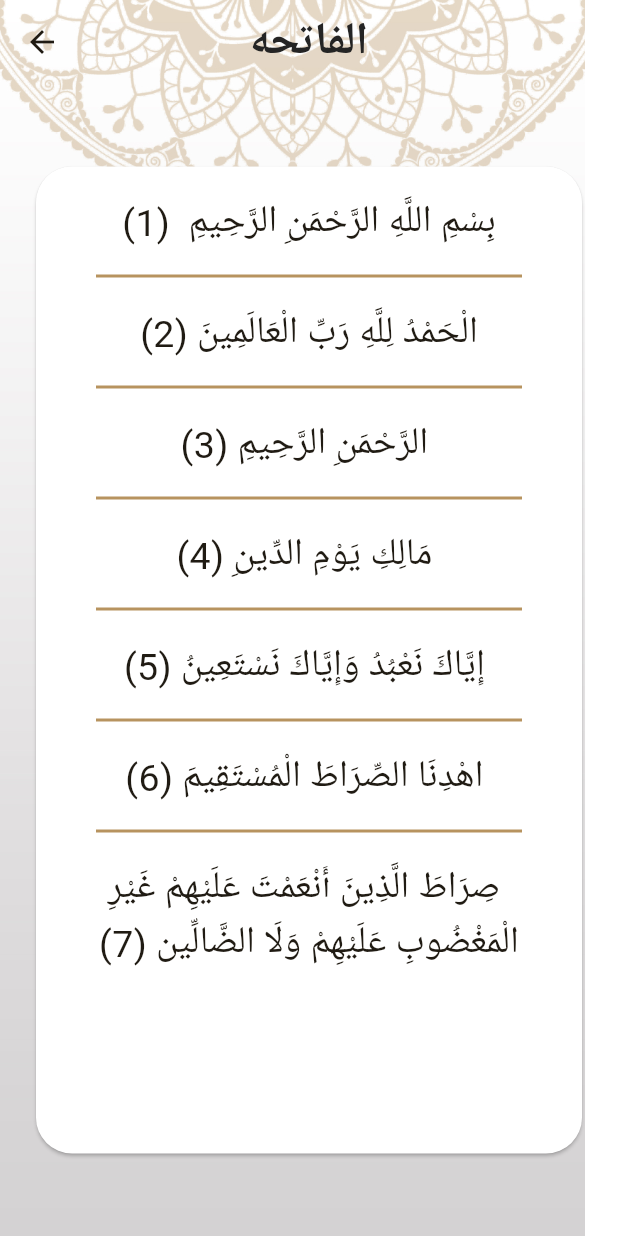
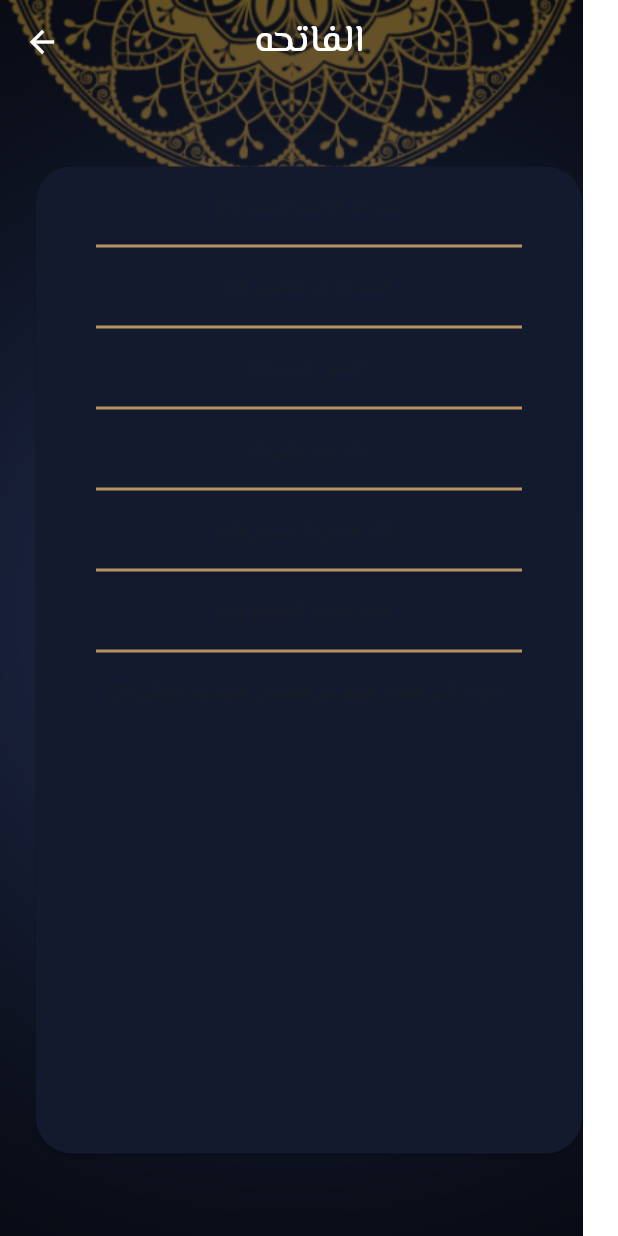
Before and after one commit to AbdulrahmanReda7/islami_app, a Flutter app: the screen it shows after launch, after a tap on "الفاتحه", on a phone screen of 412 x 824 dp. Run offline on Flutter 3.47's test engine with Material 3 defaults, Android fonts, the phone set to English and light mode, and no system bars.

Commit message:
feat: apply dark theme

```diff
--- a/lib/core/theme/my_theme.dart
+++ b/lib/core/theme/my_theme.dart
@@ -2,8 +2,40 @@
 
 class MyThemeData {
   static const Color lightPrimary = Color(0xFFB7935F);
+  static const Color darkPrimary = Color(0xFF141A2E);
+  static const Color darkSecondary = Color(0xFFFACC1D);
+  static const bool isDark = true;
+
   static final ThemeData lightTheme = ThemeData(
+    cardColor: Colors.white,
+    textTheme: const TextTheme(
+      titleSmall: TextStyle(
+        fontSize: 25,
+        fontWeight: FontWeight.w500,
+        fontFamily: "elmessiri",
+        color: Colors.black,
+      ),
+      titleMedium: TextStyle(
+        fontSize: 30,
+        fontWeight: FontWeight.bold,
+        fontFamily: "elmessiri",
+        color: Colors.black,
+      ),
+      bodyMedium: TextStyle(
+        fontSize: 20,
+        fontWeight: FontWeight.w500,
+        fontFamily: "elmessiri",
+        color: Colors.black,
+      ),
+      bodyLarge: TextStyle(
+        fontSize: 30,
+        fontWeight: FontWeight.bold,
+        fontFamily: "elmessiri",
+        color: Colors.black,
+      ),
+    ),
     bottomNavigationBarTheme: const BottomNavigationBarThemeData(
+      backgroundColor: lightPrimary,
       selectedItemColor: Color(0xFF242424),
       unselectedItemColor: Color(0xFFF8F8F8),
       selectedIconTheme: IconThemeData(
@@ -12,6 +44,9 @@
     ),
     scaffoldBackgroundColor: Colors.transparent,
     appBarTheme: const AppBarTheme(
+      iconTheme: IconThemeData(
+        color: Colors.black,
+      ),
       backgroundColor: Colors.transparent,
       centerTitle: true,
       elevation: 0,
@@ -31,4 +66,62 @@
       ),
     ),
   );
+  static final ThemeData darkTheme = ThemeData(
+    cardColor: darkPrimary,
+    textTheme: const TextTheme(
+      titleSmall: TextStyle(
+        fontSize: 25,
+        fontWeight: FontWeight.w500,
+        fontFamily: "elmessiri",
+        color: Colors.white,
+      ),
+      titleMedium: TextStyle(
+        fontSize: 30,
+        fontWeight: FontWeight.bold,
+        fontFamily: "elmessiri",
+        color: Colors.white,
+      ),
+      bodyMedium: TextStyle(
+        fontSize: 20,
+        fontWeight: FontWeight.w500,
+        fontFamily: "elmessiri",
+        color: Colors.white,
+      ),
+      bodyLarge: TextStyle(
+        fontSize: 30,
+        fontWeight: FontWeight.bold,
+        fontFamily: "elmessiri",
+        color: Colors.white,
+      ),
+    ),
+    bottomNavigationBarTheme: const BottomNavigationBarThemeData(
+      backgroundColor: darkPrimary,
+      selectedItemColor: darkSecondary,
+      unselectedItemColor: Colors.white,
+      selectedIconTheme: IconThemeData(
+        size: 32,
+      ),
+    ),
+    scaffoldBackgroundColor: Colors.transparent,
+    appBarTheme: const AppBarTheme(
+      iconTheme: IconThemeData(
+        color: Colors.white,
+      ),
+      backgroundColor: Colors.transparent,
+      centerTitle: true,
+      elevation: 0,
+      titleTextStyle: TextStyle(
+        fontSize: 30,
+        color: Colors.white,
+        fontWeight: FontWeight.w700,
+      ),
+    ),
+    colorScheme: ColorScheme.fromSeed(
+      primary: darkPrimary,
+      onPrimary: Colors.white,
+      secondary: darkSecondary,
+      onSecondary: const Color(0xFF242424),
+      seedColor: darkPrimary,
+    ),
+  );
 }
--- a/lib/core/widgets/bottomnavitem.dart
+++ b/lib/core/widgets/bottomnavitem.dart
@@ -1,17 +1,17 @@
 import 'package:flutter/material.dart';
-import 'package:islami_app/core/theme/my_theme.dart';
 
 class BottomNavItem extends BottomNavigationBarItem {
   BottomNavItem(
     String title,
     String iconPath,
+    Color backgroundColor,
   ) : super(
-          icon: ImageIcon(
+    icon: ImageIcon(
             AssetImage(
               iconPath,
             ),
           ),
           label: title,
-          backgroundColor: MyThemeData.lightPrimary,
+          backgroundColor: backgroundColor,
         );
 }
--- a/lib/core/widgets/default_screen.dart
+++ b/lib/core/widgets/default_screen.dart
@@ -1,16 +1,18 @@
 import 'package:flutter/material.dart';
+import 'package:islami_app/core/theme/my_theme.dart';
 
 class DefaultScreen extends StatelessWidget {
   Widget body;
 
-  DefaultScreen({required this.body});
+  DefaultScreen({super.key, required this.body});
 
   @override
   Widget build(BuildContext context) {
+    bool isDark = MyThemeData.isDark;
     return Stack(
       children: [
         Image.asset(
-          "assets/images/main_bg.jpg",
+          isDark ? "assets/images/dark_bg.png" : "assets/images/main_bg.jpg",
           fit: BoxFit.fill,
         ),
         body,
--- a/lib/main.dart
+++ b/lib/main.dart
@@ -25,6 +25,8 @@
         SuraDetails.routeName: (_) => SuraDetails(),
         HadethDetails.routeName: (_) => HadethDetails(),
       },
+      darkTheme: MyThemeData.darkTheme,
+      themeMode: ThemeMode.dark,
     );
   }
 }
--- a/lib/ui/home/hadeth/hadeth_details.dart
+++ b/lib/ui/home/hadeth/hadeth_details.dart
@@ -20,7 +20,7 @@
           ),
         ),
         body: Card(
-          color: Colors.white,
+          color: Theme.of(context).cardColor,
           shape: RoundedRectangleBorder(
             borderRadius: BorderRadius.circular(
               24,
@@ -36,9 +36,7 @@
                     child: Text(
                       textAlign: TextAlign.center,
                       hadethData.content,
-                      style: const TextStyle(
-                        fontSize: 20,
-                      ),
+                      style: Theme.of(context).textTheme.bodySmall,
                     ),
                   ),
                 ),
--- a/lib/ui/home/hadeth/hadeth_tab.dart
+++ b/lib/ui/home/hadeth/hadeth_tab.dart
@@ -37,12 +37,9 @@
           const SizedBox(
             height: 5,
           ),
-          const Text(
+           Text(
             "Ahadeth",
-            style: TextStyle(
-              fontWeight: FontWeight.w600,
-              fontSize: 25,
-            ),
+            style: Theme.of(context).textTheme.titleMedium,
           ),
           const SizedBox(
             height: 5,
--- a/lib/ui/home/hadeth/hadeth_title.dart
+++ b/lib/ui/home/hadeth/hadeth_title.dart
@@ -23,10 +23,7 @@
         child: Text(
           textAlign: TextAlign.center,
           hadethData.title,
-          style: const TextStyle(
-            fontWeight: FontWeight.w400,
-            fontSize: 25,
-          ),
+          style: Theme.of(context).textTheme.bodyMedium,
         ),
       ),
     );
--- a/lib/ui/home/home_screen.dart
+++ b/lib/ui/home/home_screen.dart
@@ -28,8 +28,9 @@
     return DefaultScreen(
       body: Scaffold(
         appBar: AppBar(
-          title: const Text(
+          title: Text(
             "Islami",
+            style: Theme.of(context).textTheme.titleMedium,
           ),
         ),
         bottomNavigationBar: BottomNavigationBar(
@@ -43,18 +44,22 @@
             BottomNavItem(
               "Quran",
               "assets/images/quran_icn.png",
+              Theme.of(context).colorScheme.primary,
             ),
             BottomNavItem(
               "Hadeth",
               "assets/images/hadeth_icn.png",
+              Theme.of(context).colorScheme.primary,
             ),
             BottomNavItem(
               "Sebha",
               "assets/images/sebha_icn.png",
+              Theme.of(context).colorScheme.primary,
             ),
             BottomNavItem(
               "Radio",
               "assets/images/radio_icn.png",
+              Theme.of(context).colorScheme.primary,
             ),
           ],
         ),
--- a/lib/ui/home/quran/quran_tab.dart
+++ b/lib/ui/home/quran/quran_tab.dart
@@ -137,12 +137,9 @@
           const SizedBox(
             height: 5,
           ),
-          const Text(
+           Text(
             "Sura Name",
-            style: TextStyle(
-              fontWeight: FontWeight.w600,
-              fontSize: 25,
-            ),
+            style: Theme.of(context).textTheme.titleMedium,
           ),
           const SizedBox(
             height: 5,
--- a/lib/ui/home/quran/sura_details.dart
+++ b/lib/ui/home/quran/sura_details.dart
@@ -30,10 +30,11 @@
         appBar: AppBar(
           title: Text(
             args.suraTitle,
+            style: Theme.of(context).textTheme.titleSmall,
           ),
         ),
         body: Card(
-          color: Colors.white,
+          color: Theme.of(context).cardColor,
           shape: RoundedRectangleBorder(
             borderRadius: BorderRadius.circular(
               24,
--- a/lib/ui/home/quran/sura_title.dart
+++ b/lib/ui/home/quran/sura_title.dart
@@ -32,10 +32,7 @@
         child: Text(
           textAlign: TextAlign.center,
           title,
-          style: const TextStyle(
-            fontWeight: FontWeight.w400,
-            fontSize: 25,
-          ),
+          style: Theme.of(context).textTheme.bodyMedium,
         ),
       ),
     );
--- a/lib/ui/home/quran/verse_content.dart
+++ b/lib/ui/home/quran/verse_content.dart
@@ -22,10 +22,7 @@
           textDirection: TextDirection.rtl,
           textAlign: TextAlign.center,
           "$content (${index + 1})",
-          style: const TextStyle(
-            fontWeight: FontWeight.w400,
-            fontSize: 25,
-          ),
+          style: Theme.of(context).textTheme.bodySmall,
         ),
       ),
     );
```
Also changed, not shown: pubspec.yaml (+7 -8 lines), assets/fonts/ElMessiri-Bold.ttf (added), assets/fonts/ElMessiri-Medium.ttf (added), assets/fonts/ElMessiri-Regular.ttf (added), assets/fonts/ElMessiri-SemiBold.ttf (added), assets/images/2.0x/dark_bg@2x.png (added), assets/images/3.0x/dark_bg@3x.png (added), assets/images/dark_bg.png (added), pubspec.lock, 1 other file.
